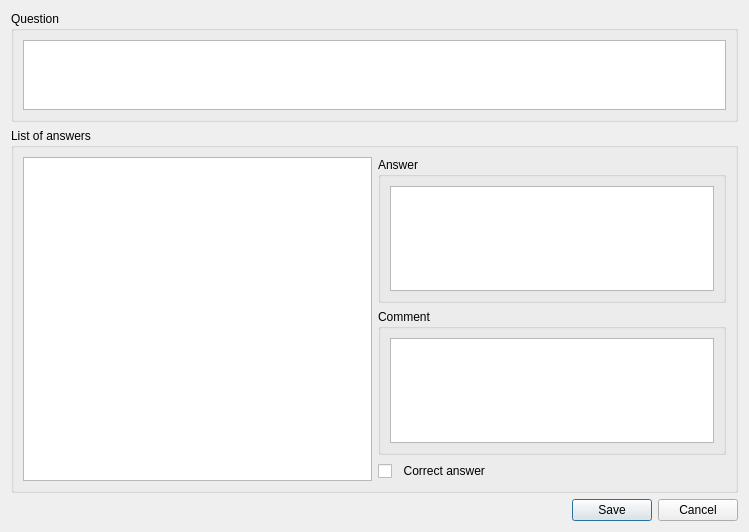
Old version of the form question_mod_dialog.ui in the repository Testorator/Testik.
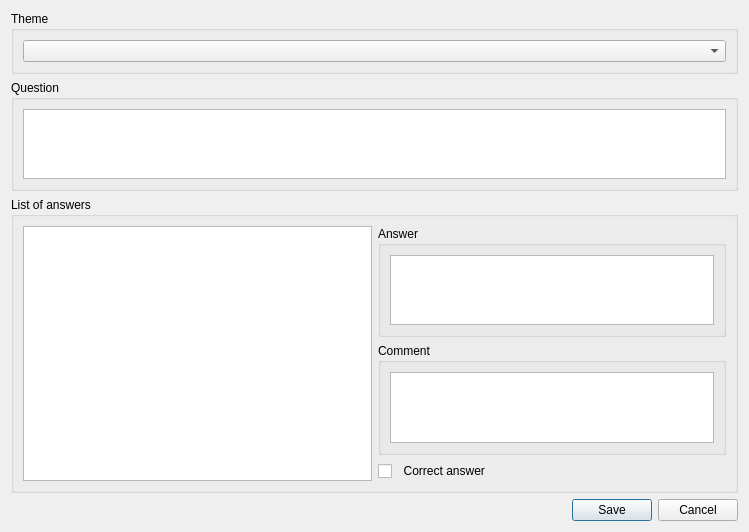
New version of the form.

Diff of the .ui file:
```diff
--- a/question_mod_dialog.ui
+++ b/question_mod_dialog.ui
@@ -16,23 +16,7 @@
   <layout class="QGridLayout" name="gridLayout_2">
    <item row="0" column="0">
     <layout class="QGridLayout" name="gridLayout">
-     <item row="0" column="0">
-      <widget class="QGroupBox" name="groupBox">
-       <property name="title">
-        <string>Question</string>
-       </property>
-       <layout class="QGridLayout" name="gridLayout_4">
-        <item row="0" column="0">
-         <layout class="QGridLayout" name="gridLayout_3">
-          <item row="0" column="0">
-           <widget class="QTextEdit" name="textEdit_Question"/>
-          </item>
-         </layout>
-        </item>
-       </layout>
-      </widget>
-     </item>
-     <item row="1" column="0">
+     <item row="2" column="0">
       <widget class="QGroupBox" name="groupBox_2">
        <property name="title">
         <string>List of answers</string>
@@ -90,6 +74,36 @@
        </layout>
       </widget>
      </item>
+     <item row="0" column="0">
+      <widget class="QGroupBox" name="groupBox_5">
+       <property name="title">
+        <string>Theme</string>
+       </property>
+       <layout class="QGridLayout" name="gridLayout_5">
+        <item row="0" column="0">
+         <widget class="QComboBox" name="comboBox_Themes"/>
+        </item>
+       </layout>
+       <zorder>comboBox</zorder>
+       <zorder>comboBox_Themes</zorder>
+      </widget>
+     </item>
+     <item row="1" column="0">
+      <widget class="QGroupBox" name="groupBox">
+       <property name="title">
+        <string>Question</string>
+       </property>
+       <layout class="QGridLayout" name="gridLayout_4">
+        <item row="0" column="0">
+         <layout class="QGridLayout" name="gridLayout_3">
+          <item row="0" column="0">
+           <widget class="QTextEdit" name="textEdit_Question"/>
+          </item>
+         </layout>
+        </item>
+       </layout>
+      </widget>
+     </item>
     </layout>
    </item>
    <item row="1" column="0">
```
